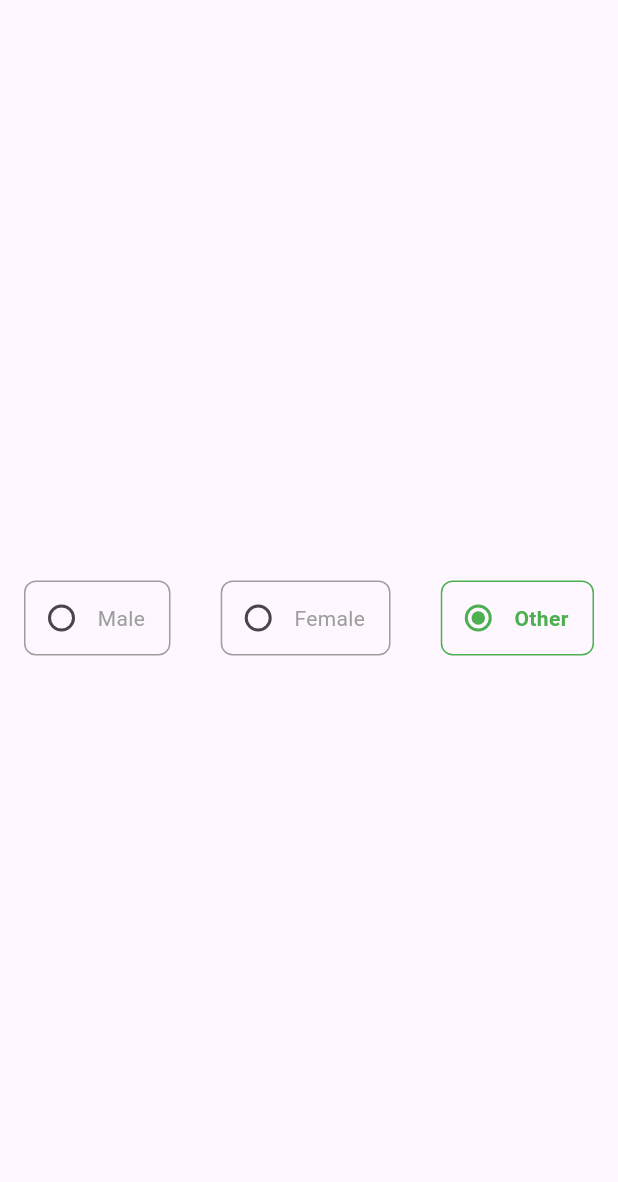
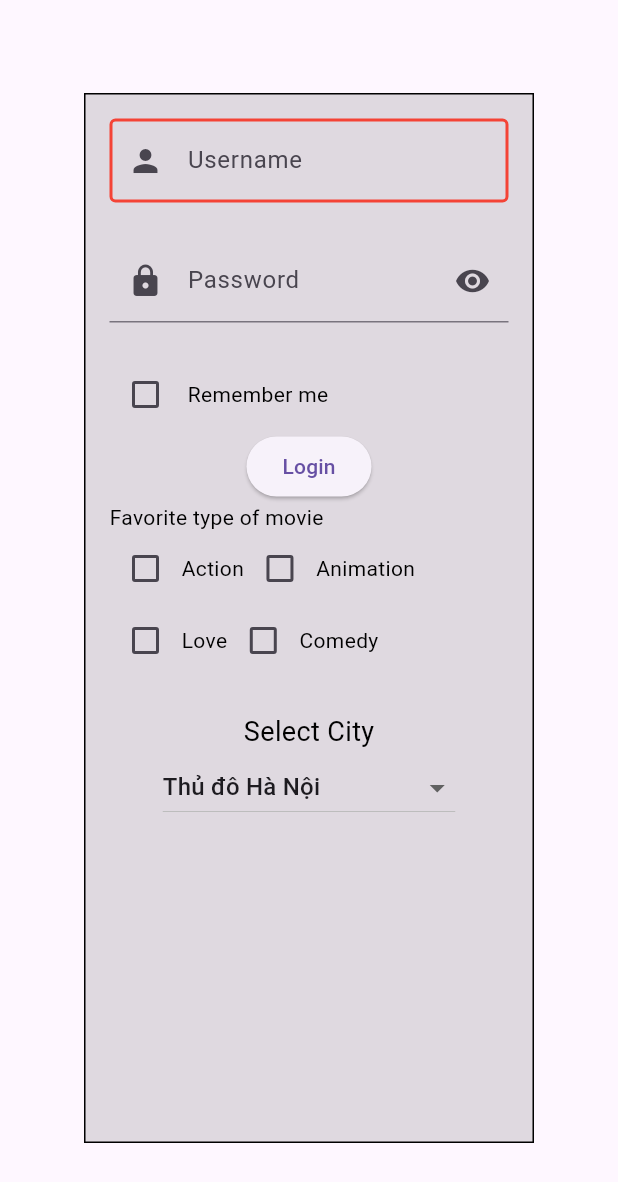
Before and after one commit to nhanta0408/weather-app, a Flutter app: the screen it shows after launch, on a phone screen of 412 x 824 dp. Shown: the top 1182 px of the screen. Run offline on Flutter 3.47's test engine with Material 3 defaults, Android fonts, the phone set to English and light mode, and no system bars; our stand-ins replace flutter_svg.

Commit message:
Done session 17 09.03

```diff
--- /dev/null
+++ b/lib/dropdrop_on_class_widget.dart
@@ -0,0 +1,42 @@
+import 'package:flutter/material.dart';
+
+class DropdownOnClassWidget extends StatefulWidget {
+  const DropdownOnClassWidget({super.key});
+
+  @override
+  State<DropdownOnClassWidget> createState() => _DropdownOnClassWidgetState();
+}
+
+class _DropdownOnClassWidgetState extends State<DropdownOnClassWidget> {
+  String selectedCity = 'ha_noi';
+
+  @override
+  Widget build(BuildContext context) {
+    return Column(
+      children: [
+        const Text(
+          'Select City',
+          style: TextStyle(color: Colors.black, fontSize: 18),
+        ),
+        DropdownButton<String>(
+          items: const [
+            DropdownMenuItem<String>(
+              value: 'tp_hcm',
+              child: Text('Thành phố Hồ Chí Minh'),
+            ),
+            DropdownMenuItem<String>(
+              value: 'ha_noi',
+              child: Text('Thủ đô Hà Nội'),
+            ),
+          ],
+          value: selectedCity,
+          onChanged: (selected) {
+            setState(() {
+              selectedCity = selected ?? 'ha_noi';
+            });
+          },
+        ),
+      ],
+    );
+  }
+}
--- /dev/null
+++ b/lib/favorite_movie_widget.dart
@@ -0,0 +1,73 @@
+// ignore_for_file: public_member_api_docs, sort_constructors_first
+import 'package:flutter/material.dart';
+
+class MovieType {
+  String title;
+  bool isSelected;
+  MovieType({
+    required this.title,
+    required this.isSelected,
+  });
+}
+
+class FavoriteMovieWidget extends StatefulWidget {
+  const FavoriteMovieWidget({super.key});
+  @override
+  State<FavoriteMovieWidget> createState() => _FavoriteMovieWidgetState();
+}
+
+class _FavoriteMovieWidgetState extends State<FavoriteMovieWidget> {
+  List<MovieType> values = [
+    MovieType(title: 'Action', isSelected: false),
+    MovieType(title: 'Animation', isSelected: false),
+    MovieType(title: 'Love', isSelected: false),
+    MovieType(title: 'Comedy', isSelected: false),
+  ];
+  @override
+  Widget build(BuildContext context) {
+    return SizedBox(
+      width: double.infinity,
+      child: Column(
+        crossAxisAlignment: CrossAxisAlignment.start,
+        children: [
+          const Text(
+            'Favorite type of movie',
+            style: TextStyle(color: Colors.black),
+          ),
+          Wrap(
+            children: values
+                .map(
+                  (e) => Row(
+                    mainAxisSize: MainAxisSize.min, //Check Box List Tile
+                    children: [
+                      Checkbox(
+                        value: e.isSelected,
+                        onChanged: (selected) {
+                          setState(() {
+                            final index = values.indexWhere(
+                              (element) => element.title == e.title,
+                            );
+                            values[index].isSelected = selected ?? false;
+                          });
+                          print(
+                            values
+                                .where((element) => element.isSelected)
+                                .map((e) => e.title)
+                                .join(', '),
+                          );
+                        },
+                      ),
+                      Text(
+                        e.title,
+                        style: const TextStyle(color: Colors.black),
+                      ),
+                    ],
+                  ),
+                )
+                .toList(),
+          ),
+        ],
+      ),
+    );
+  }
+}
--- a/lib/main.dart
+++ b/lib/main.dart
@@ -3,6 +3,7 @@ import 'dart:math';
 import 'package:flutter/material.dart';
 
 import 'select_gender_widget.dart';
+import 'text_filed_on_class.dart';
 import 'weather_home_screen.dart';
 
 enum Gender { male, female, other }
@@ -35,13 +36,7 @@ class _MyHomePageState extends State<MyHomePage> {
   @override
   Widget build(BuildContext context) {
     return const Scaffold(
-      // body: Center(
-      //   child: Container(
-      //     padding: const EdgeInsets.all(16),
-      //     child: const SelectGenderWidget(),
-      //   ),
-      // ),
-      body: SelectGenderWidget(),
+      body: TextFieldOnClassWidget(),
     );
   }
 }
--- /dev/null
+++ b/lib/text_filed_on_class.dart
@@ -0,0 +1,117 @@
+import 'package:flutter/material.dart';
+
+import 'dropdrop_on_class_widget.dart';
+import 'favorite_movie_widget.dart';
+
+class TextFieldOnClassWidget extends StatefulWidget {
+  const TextFieldOnClassWidget({super.key});
+
+  @override
+  State<TextFieldOnClassWidget> createState() => _TextFieldOnClassWidgetState();
+}
+
+class _TextFieldOnClassWidgetState extends State<TextFieldOnClassWidget> {
+  final _usernameController = TextEditingController();
+
+  final _passwordController = TextEditingController();
+
+  String? errorPassword;
+
+  bool isRememberMe = false;
+  @override
+  Widget build(BuildContext context) {
+    return Center(
+      child: Container(
+        height: 700,
+        width: 300,
+        decoration: BoxDecoration(
+          color: Colors.black12,
+          border: Border.all(),
+        ),
+        padding: const EdgeInsets.all(16),
+        child: SingleChildScrollView(
+          child: Column(
+            children: [
+              TextField(
+                controller: _usernameController,
+                decoration: const InputDecoration(
+                  label: Text('Username'),
+                  prefixIcon: Icon(Icons.person),
+                  enabledBorder: OutlineInputBorder(
+                    borderSide: BorderSide(
+                      color: Colors.red,
+                      width: 2,
+                    ),
+                  ),
+                  focusedBorder: UnderlineInputBorder(
+                    borderSide: BorderSide(
+                      color: Colors.blue,
+                      width: 2,
+                    ),
+                  ),
+                  border: UnderlineInputBorder(),
+                ),
+              ),
+              const SizedBox(
+                height: 24,
+              ),
+              TextField(
+                controller: _passwordController,
+                obscureText: true, //toggle
+                onChanged: (currentText) {
+                  setState(() {
+                    errorPassword = null;
+                  });
+                },
+                decoration: InputDecoration(
+                  label: const Text('Password'),
+                  prefixIcon: const Icon(Icons.lock),
+                  suffixIcon: const Icon(Icons.remove_red_eye),
+                  errorStyle: const TextStyle(color: Colors.red, fontSize: 10),
+                  errorText: errorPassword,
+                ),
+              ),
+              const SizedBox(
+                height: 24,
+              ),
+              Row(
+                children: [
+                  Checkbox(
+                    value: isRememberMe,
+                    onChanged: (isSelected) {
+                      setState(() {
+                        isRememberMe = isSelected ?? false;
+                      });
+                    },
+                  ),
+                  const SizedBox(
+                    width: 4,
+                  ),
+                  const Text(
+                    'Remember me',
+                    style: TextStyle(color: Colors.black),
+                  ),
+                ],
+              ),
+              ElevatedButton(
+                onPressed: () {
+                  print(_usernameController.text);
+                  print(_passwordController.text);
+                  setState(() {
+                    errorPassword = 'Sai mật khẩu';
+                  });
+                },
+                child: const Text('Login'),
+              ),
+              const FavoriteMovieWidget(),
+              const SizedBox(
+                height: 24,
+              ),
+              DropdownOnClassWidget(),
+            ],
+          ),
+        ),
+      ),
+    );
+  }
+}
```
